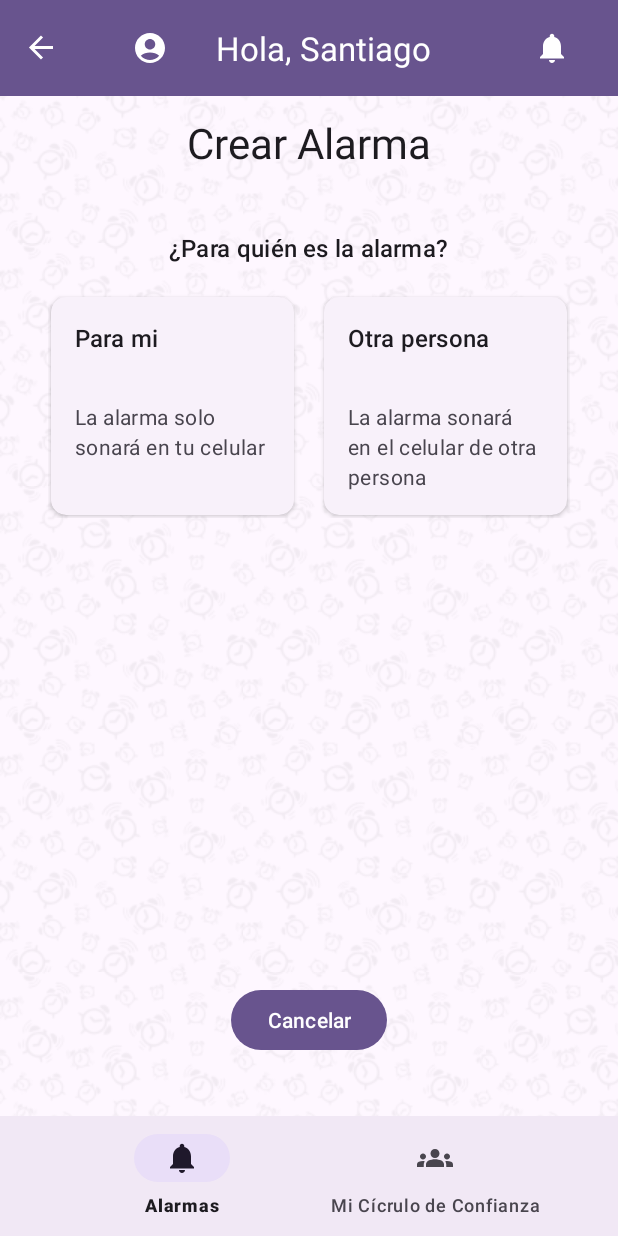
After one commit to santi8194/MISW4302-AlarmConnect-Movil, an Android app: the CreateAlarmFragment screen opened through its navigation route, on a phone screen of 412 x 824 dp. The commit adds this screen. Run offline under Robolectric (Android 15) with nearby library versions, the phone set to English and light mode, and no system bars; our stand-ins replace navigation-ui.

Commit message:
Formulario para crear alarma

```diff
--- a/app/build.gradle.kts
+++ b/app/build.gradle.kts
@@ -49,6 +49,8 @@
     implementation(libs.androidx.lifecycle.viewmodel.ktx)
     implementation(libs.androidx.navigation.fragment.ktx)
     implementation(libs.androidx.navigation.ui.ktx)
+    implementation(libs.androidx.legacy.support.v4)
+    implementation(libs.androidx.fragment.ktx)
     testImplementation(libs.junit)
     androidTestImplementation(libs.androidx.junit)
     androidTestImplementation(libs.androidx.espresso.core)
--- /dev/null
+++ b/app/src/main/java/com/example/alarmconnect/ui/createalarm/CreateAlarmFragment.kt
@@ -0,0 +1,81 @@
+package com.example.alarmconnect.ui.createalarm
+
+import android.os.Bundle
+import androidx.fragment.app.Fragment
+import android.view.LayoutInflater
+import android.view.View
+import android.view.ViewGroup
+import android.widget.Button
+import android.widget.TextView
+import androidx.lifecycle.ViewModelProvider
+import androidx.navigation.fragment.findNavController
+import com.example.alarmconnect.R
+import com.example.alarmconnect.databinding.FragmentCirculoBinding
+import com.example.alarmconnect.databinding.FragmentCreateAlarmBinding
+import com.example.alarmconnect.ui.circulo.CirculoViewModel
+
+class CreateAlarmFragment : Fragment() {
+
+    private var _binding: FragmentCreateAlarmBinding? = null
+    private val binding get() = _binding!!
+    private var tipoAlarma = "paraMi"
+
+    override fun onCreateView(
+        inflater: LayoutInflater, container: ViewGroup?,
+        savedInstanceState: Bundle?
+    ): View {
+        val createAlarmViewModel =
+            ViewModelProvider(this).get(CreateAlarmViewModel::class.java)
+
+        _binding = FragmentCreateAlarmBinding.inflate(inflater, container, false)
+
+        binding.cancelarButton.setOnClickListener {
+            findNavController().navigateUp()
+        }
+
+        binding.paraMiCard.setOnClickListener {
+            binding.preguntaParaQuien.visibility = View.GONE
+            binding.opcionesParaQuien.visibility = View.GONE
+            binding.cancelarButton.visibility = View.GONE
+            binding.crearAlarmaTable.visibility = View.VISIBLE
+            binding.guardarButton.visibility = View.VISIBLE
+            binding.contactoConfianzaRow.visibility = View.GONE
+            tipoAlarma = "paraMi"
+        }
+        binding.otraPersonaCard.setOnClickListener {
+            binding.preguntaParaQuien.visibility = View.GONE
+            binding.opcionesParaQuien.visibility = View.GONE
+            binding.cancelarButton.visibility = View.GONE
+            binding.crearAlarmaTable.visibility = View.VISIBLE
+            binding.guardarButton.visibility = View.VISIBLE
+            binding.contactoConfianzaRow.visibility = View.VISIBLE
+            tipoAlarma = "otraPersona"
+        }
+
+        val bajaButton = binding.bajaBtn
+        val mediaButton = binding.mediaBtn
+        val altaButton = binding.altaBtn
+        val buttons = listOf(bajaButton, mediaButton, altaButton)
+
+        val onClickListener = View.OnClickListener { clickedButton ->
+            buttons.forEach { button ->
+                button.setBackgroundColor(resources.getColor(R.color.md_theme_background, null))
+                button.setTextColor(resources.getColor(R.color.md_theme_primary, null))
+            }
+            clickedButton.setBackgroundColor(resources.getColor(R.color.md_theme_primary, null))
+            if (clickedButton is Button) {
+                clickedButton.setTextColor(resources.getColor(R.color.md_theme_background, null))
+            }
+        }
+        bajaButton.setOnClickListener(onClickListener)
+        mediaButton.setOnClickListener(onClickListener)
+        altaButton.setOnClickListener(onClickListener)
+
+        return binding.root
+    }
+
+    override fun onDestroyView() {
+        super.onDestroyView()
+        _binding = null
+    }
+}
--- /dev/null
+++ b/app/src/main/java/com/example/alarmconnect/ui/createalarm/CreateAlarmViewModel.kt
@@ -0,0 +1,10 @@
+package com.example.alarmconnect.ui.createalarm
+
+import androidx.lifecycle.LiveData
+import androidx.lifecycle.MutableLiveData
+import androidx.lifecycle.ViewModel
+
+class CreateAlarmViewModel : ViewModel() {
+    private val _selectedPriority = MutableLiveData<String>()
+    val selectedPriority: LiveData<String> = _selectedPriority
+}
--- a/app/src/main/java/com/example/alarmconnect/ui/home/HomeFragment.kt
+++ b/app/src/main/java/com/example/alarmconnect/ui/home/HomeFragment.kt
@@ -6,9 +6,11 @@
 import android.view.ViewGroup
 import androidx.fragment.app.Fragment
 import androidx.lifecycle.ViewModelProvider
+import androidx.navigation.fragment.findNavController
 import androidx.recyclerview.widget.LinearLayoutManager
 import com.example.alarmconnect.AlarmsListItem
 import com.example.alarmconnect.AlarmsListAdapter
+import com.example.alarmconnect.R
 import com.example.alarmconnect.databinding.FragmentHomeBinding
 
 class HomeFragment : Fragment() {
@@ -44,6 +46,14 @@
         val recyclerView = binding.homeRecyclerView
         recyclerView.layoutManager = LinearLayoutManager(context)
         recyclerView.adapter = AlarmsListAdapter(items)
+
+
+        // navigate to create new alarm
+        binding.crearNuevaAlarmaButton.setOnClickListener {
+            // Navigate to CreateNewAlarmFragment
+            findNavController().navigate(R.id.action_navigation_alarms_to_createAlarmFragment)
+        }
+
         return root
     }
 
--- /dev/null
+++ b/app/src/main/res/layout/fragment_create_alarm.xml
@@ -0,0 +1,301 @@
+<?xml version="1.0" encoding="utf-8"?>
+<LinearLayout xmlns:android="http://schemas.android.com/apk/res/android"
+    xmlns:app="http://schemas.android.com/apk/res-auto"
+    xmlns:tools="http://schemas.android.com/tools"
+    android:layout_width="match_parent"
+    android:layout_height="match_parent"
+    android:gravity="center_horizontal"
+    android:orientation="vertical"
+    tools:context=".ui.home.HomeFragment">
+
+    <TextView
+        style="@style/TextAppearance.Material3.HeadlineMedium"
+        android:layout_width="wrap_content"
+        android:layout_height="wrap_content"
+        android:layout_marginTop="12dp"
+        android:text="Crear Alarma" />
+
+
+    <TextView
+        android:id="@+id/pregunta_para_quien"
+        style="@style/TextAppearance.Material3.TitleMedium"
+        android:layout_width="wrap_content"
+        android:layout_height="wrap_content"
+        android:layout_marginTop="40dp"
+        android:layout_marginBottom="20dp"
+        android:text="¿Para quién es la alarma?" />
+
+
+    <LinearLayout
+        android:id="@+id/opciones_para_quien"
+        android:layout_width="match_parent"
+        android:layout_height="wrap_content"
+        android:orientation="horizontal">
+
+        <androidx.cardview.widget.CardView
+            android:id="@+id/para_mi_card"
+            android:layout_width="0dp"
+            app:cardCornerRadius="10dp"
+            android:layout_marginBottom="2dp"
+            android:layout_marginTop="2dp"
+            android:layout_marginStart="2dp"
+            app:cardBackgroundColor="@color/md_theme_surfaceContainerLow"
+            android:layout_height="match_parent"
+            android:layout_marginEnd="10dp"
+            android:layout_weight="1">
+
+            <LinearLayout
+                android:layout_width="match_parent"
+                android:layout_height="match_parent"
+                android:orientation="vertical"
+                android:paddingHorizontal="16dp">
+
+                <TextView
+                    style="@style/TextAppearance.Material3.TitleMedium"
+                    android:layout_width="wrap_content"
+                    android:layout_marginVertical="16dp"
+                    android:layout_height="wrap_content"
+                    android:text="Para mi"
+                    android:textColor="@color/md_theme_onSurface" />
+                <TextView
+                    style="@style/TextAppearance.Material3.BodyMedium"
+                    android:layout_width="wrap_content"
+                    android:layout_marginVertical="16dp"
+                    android:layout_height="wrap_content"
+                    android:text="La alarma solo sonará en tu celular"
+                    android:textColor="@color/md_theme_onSurfaceVariant" />
+            </LinearLayout>
+        </androidx.cardview.widget.CardView>
+        <androidx.cardview.widget.CardView
+            android:id="@+id/otra_persona_card"
+            android:layout_width="0dp"
+            android:layout_height="wrap_content"
+            android:layout_marginStart="10dp"
+            app:cardCornerRadius="10dp"
+            app:cardBackgroundColor="@color/md_theme_surfaceContainerLow"
+            android:layout_marginBottom="2dp"
+            android:layout_marginEnd="2dp"
+            android:layout_marginTop="2dp"
+            android:layout_weight="1">
+
+            <LinearLayout
+                android:layout_width="match_parent"
+                android:layout_height="match_parent"
+                android:orientation="vertical"
+                android:paddingHorizontal="16dp">
+
+                <TextView
+                    style="@style/TextAppearance.Material3.TitleMedium"
+                    android:layout_width="wrap_content"
+                    android:layout_marginVertical="16dp"
+                    android:layout_height="wrap_content"
+                    android:text="Otra persona"
+                    android:textColor="@color/md_theme_onSurface" />
+                <TextView
+                    style="@style/TextAppearance.Material3.BodyMedium"
+                    android:layout_width="wrap_content"
+                    android:layout_marginVertical="16dp"
+                    android:layout_height="wrap_content"
+                    android:text="La alarma sonará en el celular de otra persona"
+                    android:textColor="@color/md_theme_onSurfaceVariant" />
+            </LinearLayout>
+        </androidx.cardview.widget.CardView>
+
+    </LinearLayout>
+
+    <TableLayout
+        android:id="@+id/crear_alarma_table"
+        android:visibility="gone"
+        android:layout_width="match_parent"
+        android:layout_marginTop="16dp"
+        android:layout_height="wrap_content">
+
+        <TableRow
+            android:layout_width="match_parent"
+            android:layout_height="wrap_content" >
+
+            <TextView
+                android:layout_width="0dp"
+                android:layout_weight="1"
+                android:layout_height="wrap_content"
+                android:text="Nombre:"
+                android:textAppearance="@style/TextAppearance.Material3.LabelMedium"
+                android:textStyle="bold" />
+            <com.google.android.material.textfield.TextInputLayout
+                android:id="@+id/outlinedTextField"
+                android:layout_width="190dp"
+                android:layout_height="wrap_content"
+                android:hint="Nombre">
+
+                <com.google.android.material.textfield.TextInputEditText
+                    android:layout_width="match_parent"
+                    android:layout_height="wrap_content"
+                    />
+
+            </com.google.android.material.textfield.TextInputLayout>
+        </TableRow>
+        <TableRow
+            android:layout_width="match_parent"
+            android:layout_height="wrap_content" >
+
+            <TextView
+                android:layout_width="0dp"
+                android:layout_weight="1"
+                android:layout_height="wrap_content"
+                android:text="Fecha y Hora:"
+                android:textAppearance="@style/TextAppearance.Material3.LabelMedium"
+                android:textStyle="bold" />
+            <Button
+            style="?attr/materialButtonOutlinedStyle"
+            android:layout_width="190dp"
+            android:layout_height="wrap_content"
+            android:text="12 de Marzo 8:00 AM"
+            />
+        </TableRow>
+        <TableRow
+            android:layout_width="match_parent"
+            android:layout_height="wrap_content" >
+
+            <TextView
+                android:layout_width="0dp"
+                android:layout_weight="1"
+                android:layout_height="wrap_content"
+                android:text="Nota de Voz:"
+                android:textAppearance="@style/TextAppearance.Material3.LabelMedium"
+                android:textStyle="bold" />
+            <Button
+                style="?attr/materialButtonOutlinedStyle"
+                android:layout_width="190dp"
+                android:layout_height="wrap_content"
+                android:text="Grabar"
+                />
+        </TableRow>
+        <TableRow
+            android:layout_width="match_parent"
+            android:layout_height="wrap_content" >
+
+            <TextView
+                android:layout_width="0dp"
+                android:layout_weight="1"
+                android:layout_height="wrap_content"
+                android:text="Volumen:"
+                android:textAppearance="@style/TextAppearance.Material3.LabelMedium"
+                android:textStyle="bold" />
+            <Button
+                style="?attr/materialButtonOutlinedStyle"
+                android:layout_width="190dp"
+                android:layout_height="wrap_content"
+                android:text="80% Vibración Activada"
+                />
+        </TableRow>
+        <TableRow
+            android:layout_width="match_parent"
+            android:layout_height="wrap_content" >
+
+            <TextView
+                android:layout_width="0dp"
+                android:layout_weight="1"
+                android:layout_height="wrap_content"
+                android:text="Prioridad:"
+                android:textAppearance="@style/TextAppearance.Material3.LabelMedium"
+                android:textStyle="bold" />
+            <LinearLayout
+                android:layout_width="190dp"
+                android:layout_height="wrap_content"
+                android:orientation="horizontal">
+
+                <Button
+                    android:id="@+id/baja_btn"
+                    style="?attr/materialButtonOutlinedStyle"
+                    android:layout_width="0dp"
+                    android:layout_height="wrap_content"
+                    android:layout_weight="1"
+                    android:paddingLeft="10dp"
+                    android:paddingRight="10dp"
+                    android:text="Baja"
+                    android:textAppearance="@style/TextAppearance.Material3.LabelSmall" />
+                <Button
+                    android:id="@+id/media_btn"
+                    style="?attr/materialButtonOutlinedStyle"
+                    android:layout_width="0dp"
+                    android:layout_weight="1"
+                    android:paddingLeft="10dp"
+                    android:paddingRight="10dp"
+                    android:layout_height="wrap_content"
+                    android:layout_marginHorizontal="5dp"
+                    android:text="Media"
+                    android:textAppearance="@style/TextAppearance.Material3.LabelSmall" />
+                    />
+                <Button
+                    android:id="@+id/alta_btn"
+                    style="?attr/materialButtonOutlinedStyle"
+                    android:layout_width="0dp"
+                    android:layout_weight="1"
+                    android:paddingLeft="10dp"
+                    android:paddingRight="10dp"
+                    android:layout_height="wrap_content"
+                    android:text="Alta"
+                    android:textAppearance="@style/TextAppearance.Material3.LabelSmall" />
+                    />
+            </LinearLayout>
+        </TableRow>
+        <TableRow
+            android:id="@+id/contacto_confianza_row"
+            android:layout_width="match_parent"
+            android:layout_height="wrap_content" >
+
+            <TextView
+                android:layout_width="0dp"
+                android:layout_weight="1"
+                android:layout_height="wrap_content"
+                android:text="Contacto de Confianza:"
+                android:textAppearance="@style/TextAppearance.Material3.LabelMedium"
+                android:textStyle="bold" />
+            <Button
+                style="?attr/materialButtonOutlinedStyle"
+                android:layout_width="190dp"
+                android:layout_height="wrap_content"
+                android:text="Seleccionar contacto"
+                />
+        </TableRow>
+        <TableRow
+            android:layout_width="match_parent"
+            android:layout_height="wrap_content" >
+
+            <TextView
+                android:layout_width="0dp"
+                android:layout_weight="1"
+                android:layout_height="wrap_content"
+                android:text="Repetición:"
+                android:textAppearance="@style/TextAppearance.Material3.LabelMedium"
+                android:textStyle="bold" />
+            <Button
+                style="?attr/materialButtonOutlinedStyle"
+                android:layout_width="190dp"
+                android:layout_height="wrap_content"
+                android:text="Lunes, Martes Semanal"
+                />
+        </TableRow>
+    </TableLayout>
+    <Space
+        android:layout_width="match_parent"
+        android:layout_weight="1"
+        android:layout_height="0dp" />
+
+    <Button
+        android:id="@+id/cancelar_button"
+        android:layout_width="wrap_content"
+        android:layout_height="wrap_content"
+        android:layout_marginBottom="40dp"
+        android:text="Cancelar" />
+    <Button
+        android:id="@+id/guardar_button"
+        android:layout_width="wrap_content"
+        android:layout_height="wrap_content"
+        android:layout_marginBottom="40dp"
+        android:visibility="gone"
+        android:text="Guardar" />
+
+
+
+</LinearLayout>
--- a/app/src/main/res/layout/fragment_home.xml
+++ b/app/src/main/res/layout/fragment_home.xml
@@ -4,6 +4,7 @@
     xmlns:tools="http://schemas.android.com/tools"
     android:layout_width="match_parent"
     android:layout_height="match_parent"
+    android:gravity="center_horizontal"
     android:orientation="vertical"
     tools:context=".ui.home.HomeFragment">
 
@@ -11,7 +12,6 @@
         style="@style/TextAppearance.Material3.HeadlineMedium"
         android:layout_width="wrap_content"
         android:layout_height="wrap_content"
-        android:layout_gravity="center_horizontal"
         android:layout_marginTop="12dp"
         android:text="Lista de Alarmas" />
 
@@ -23,4 +23,18 @@
         tools:listitem="@layout/list_item_alarms" />
 
 
+    <Space
+        android:layout_width="wrap_content"
+        android:layout_height="0dp"
+        android:layout_weight="1" />
+
+    <Button
+        android:id="@+id/crear_nueva_alarma_button"
+        style="@style/Widget.Material3.Button"
+        android:layout_width="wrap_content"
+        android:layout_height="wrap_content"
+        android:layout_marginBottom="40dp"
+        android:text="Crear Nueva" />
+
+
 </LinearLayout>
--- a/app/src/main/res/navigation/mobile_navigation.xml
+++ b/app/src/main/res/navigation/mobile_navigation.xml
@@ -9,11 +9,20 @@
         android:id="@+id/navigation_home"
         android:name="com.example.alarmconnect.ui.home.HomeFragment"
         android:label="@string/title_home"
-        tools:layout="@layout/fragment_home" />
+        tools:layout="@layout/fragment_home" >
+
+        <action
+            android:id="@+id/action_navigation_alarms_to_createAlarmFragment"
+            app:destination="@id/createAlarmFragment" />
+    </fragment>
 
     <fragment
         android:id="@+id/navigation_circulo"
         android:name="com.example.alarmconnect.ui.circulo.CirculoFragment"
         android:label="@string/title_circulo"
         tools:layout="@layout/fragment_circulo" />
+    <fragment
+        android:id="@+id/createAlarmFragment"
+        android:name="com.example.alarmconnect.ui.createalarm.CreateAlarmFragment"
+        android:label="Crear Alarma" />
 </navigation>
--- a/gradle/libs.versions.toml
+++ b/gradle/libs.versions.toml
@@ -13,6 +13,8 @@
 material3 = "1.3.1"
 navigationFragmentKtx = "2.8.8"
 navigationUiKtx = "2.8.8"
+legacySupportV4 = "1.0.0"
+fragmentKtx = "1.8.6"
 
 [libraries]
 androidx-core-ktx = { group = "androidx.core", name = "core-ktx", version.ref = "coreKtx" }
@@ -27,6 +29,8 @@
 androidx-lifecycle-viewmodel-ktx = { group = "androidx.lifecycle", name = "lifecycle-viewmodel-ktx", version.ref = "lifecycleViewmodelKtx" }
 androidx-navigation-fragment-ktx = { group = "androidx.navigation", name = "navigation-fragment-ktx", version.ref = "navigationFragmentKtx" }
 androidx-navigation-ui-ktx = { group = "androidx.navigation", name = "navigation-ui-ktx", version.ref = "navigationUiKtx" }
+androidx-legacy-support-v4 = { group = "androidx.legacy", name = "legacy-support-v4", version.ref = "legacySupportV4" }
+androidx-fragment-ktx = { group = "androidx.fragment", name = "fragment-ktx", version.ref = "fragmentKtx" }
 
 [plugins]
 android-application = { id = "com.android.application", version.ref = "agp" }
```
